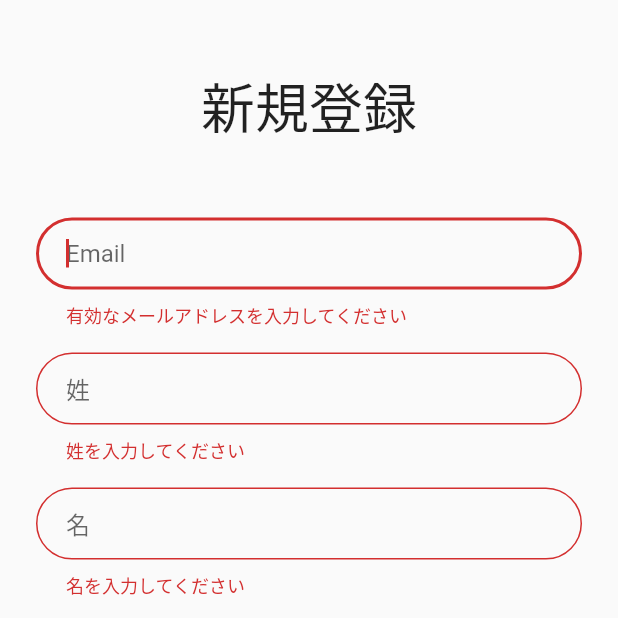
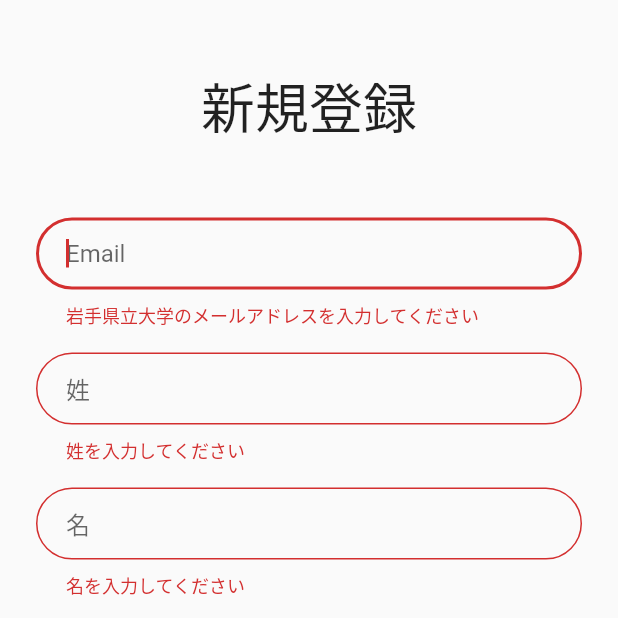
Before and after one commit to dao0203/share_study_app, a Flutter app: the RegisterPage screen opened by its route, after a tap on "登録", on a phone screen of 412 x 824 dp, the top half of it. Run offline on Flutter 3.47's test engine with Material 2 defaults, Android fonts, the phone set to English and light mode, and no system bars; our stand-ins replace cloud_firestore, firebase_auth, firebase_core, flutter_dotenv, flutter_staggered_animations, freezed_annotation and 2 more; accounts and stored records are empty.

Commit message:
[update] allow to register only 岩手県立大学生

```diff
--- a/lib/view/login_and_registration/register_page.dart
+++ b/lib/view/login_and_registration/register_page.dart
@@ -91,11 +91,13 @@ class _RegisterPageState extends State<RegisterPage> {
       padding: const EdgeInsets.symmetric(vertical: 8.0),
       child: TextFormField(
         validator: (value) {
-          if (!RegExp(
-                  r"^[a-zA-Z0-9.!#$%&'*+\/=?^_`{|}~-]+@[a-zA-Z0-9-]+(?:\.[a-zA-Z0-9-]+)*$")
+          if (!RegExp(r'^[a-zA-Z0-9._]+@s\.iwate-pu\.ac\.jp$')
               .hasMatch(value!)) {
-            return "有効なメールアドレスを入力してください";
+            return "岩手県立大学のメールアドレスを入力してください";
+          } else if (value.isEmpty) {
+            return "メールアドレスを入力してください";
           }
+
           return null;
         },
         controller: emailTextEditController,
```
